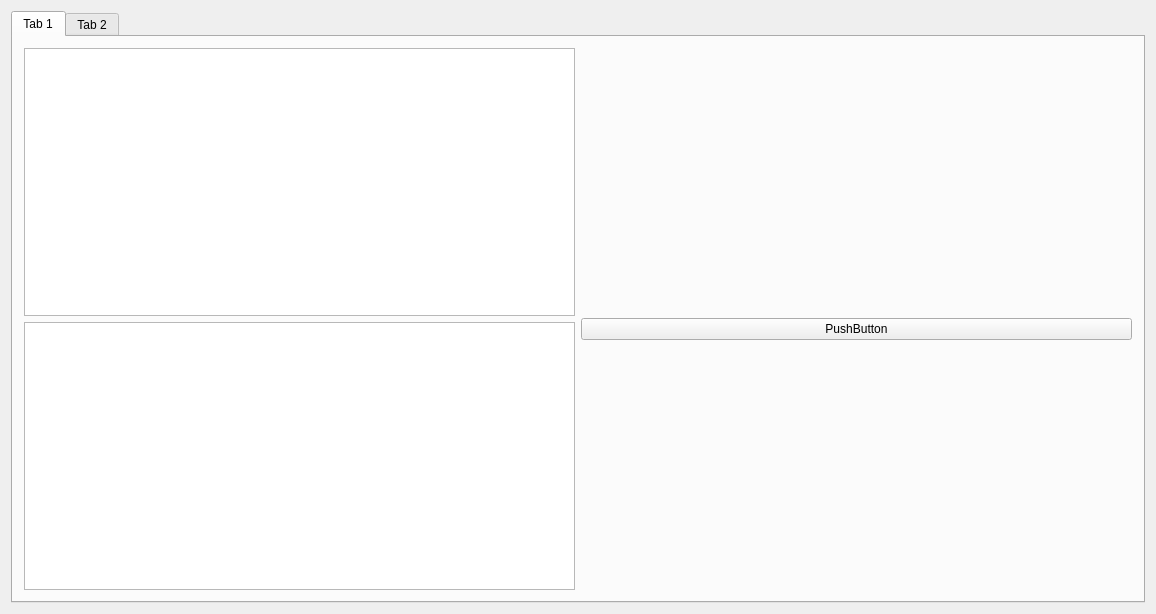
Old version of the form Server-application/user_interface/mainwindow.ui in the repository RemcoMusic/Server-application.
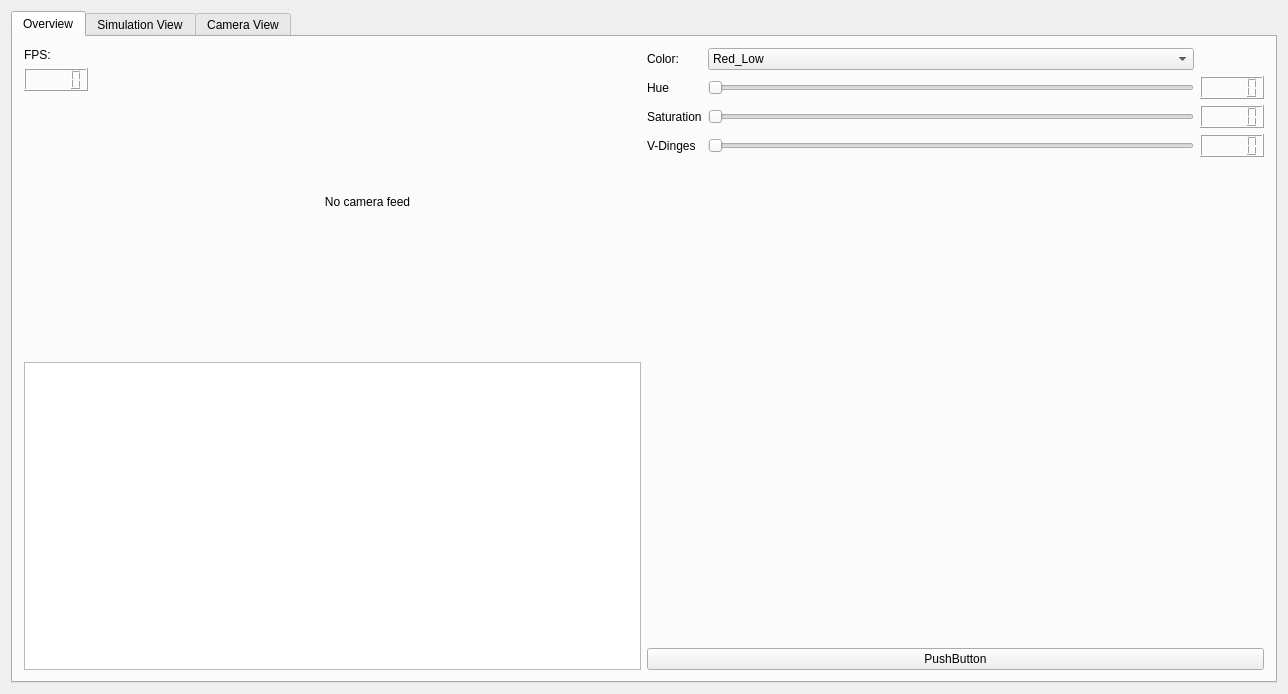
New version of the form.

Commit message: implemented sliders for colors

Patch:
```diff
--- a/Server-application/user_interface/mainwindow.ui
+++ b/Server-application/user_interface/mainwindow.ui
@@ -6,8 +6,8 @@
    <rect>
     <x>0</x>
     <y>0</y>
-    <width>1156</width>
-    <height>614</height>
+    <width>1288</width>
+    <height>694</height>
    </rect>
   </property>
   <property name="windowTitle">
@@ -22,13 +22,60 @@
       </property>
       <widget class="QWidget" name="tab">
        <attribute name="title">
-        <string>Tab 1</string>
+        <string>Overview</string>
        </attribute>
        <layout class="QHBoxLayout" name="horizontalLayout">
         <item>
          <layout class="QVBoxLayout" name="verticalLayout_2">
           <item>
-           <widget class="QGraphicsView" name="graphicsView_CameraRaw"/>
+           <layout class="QHBoxLayout" name="horizontalLayout_4">
+            <item>
+             <layout class="QVBoxLayout" name="verticalLayout_4">
+              <item>
+               <widget class="QLabel" name="label">
+                <property name="text">
+                 <string>FPS:</string>
+                </property>
+               </widget>
+              </item>
+              <item>
+               <widget class="QLCDNumber" name="fpsNumber"/>
+              </item>
+              <item>
+               <spacer name="verticalSpacer">
+                <property name="orientation">
+                 <enum>Qt::Vertical</enum>
+                </property>
+                <property name="sizeHint" stdset="0">
+                 <size>
+                  <width>20</width>
+                  <height>40</height>
+                 </size>
+                </property>
+               </spacer>
+              </item>
+             </layout>
+            </item>
+            <item>
+             <widget class="QLabel" name="cameraFeedLabel">
+              <property name="sizePolicy">
+               <sizepolicy hsizetype="Expanding" vsizetype="Expanding">
+                <horstretch>0</horstretch>
+                <verstretch>0</verstretch>
+               </sizepolicy>
+              </property>
+              <property name="text">
+               <string>No camera feed</string>
+              </property>
+              <property name="alignment">
+               <set>Qt::AlignCenter</set>
+              </property>
+             </widget>
+            </item>
+            <item>
+             <layout class="QVBoxLayout" name="verticalLayout_5"/>
+            </item>
+           </layout>
           </item>
           <item>
            <widget class="QGraphicsView" name="graphicsView_Data"/>
@@ -37,6 +84,130 @@
         </item>
         <item>
          <layout class="QVBoxLayout" name="verticalLayout_3">
+          <item>
+           <layout class="QGridLayout" name="gridLayout">
+            <item row="3" column="0">
+             <widget class="QLabel" name="label_5">
+              <property name="text">
+               <string>V-Dinges</string>
+              </property>
+             </widget>
+            </item>
+            <item row="0" column="0">
+             <widget class="QLabel" name="label_2">
+              <property name="text">
+               <string>Color:</string>
+              </property>
+             </widget>
+            </item>
+            <item row="2" column="2">
+             <widget class="QSlider" name="sliderSaturation">
+              <property name="maximum">
+               <number>255</number>
+              </property>
+              <property name="orientation">
+               <enum>Qt::Horizontal</enum>
+              </property>
+             </widget>
+            </item>
+            <item row="0" column="2">
+             <widget class="QComboBox" name="colorComboBox">
+              <property name="sizePolicy">
+               <sizepolicy hsizetype="Expanding" vsizetype="Fixed">
+                <horstretch>0</horstretch>
+                <verstretch>0</verstretch>
+               </sizepolicy>
+              </property>
+              <item>
+               <property name="text">
+                <string>Red_Low</string>
+               </property>
+              </item>
+              <item>
+               <property name="text">
+                <string>Red_High</string>
+               </property>
+              </item>
+              <item>
+               <property name="text">
+                <string>Blue_Low</string>
+               </property>
+              </item>
+              <item>
+               <property name="text">
+                <string>Blue_High</string>
+               </property>
+              </item>
+              <item>
+               <property name="text">
+                <string>Green_Low</string>
+               </property>
+              </item>
+              <item>
+               <property name="text">
+                <string>Green_High</string>
+               </property>
+              </item>
+             </widget>
+            </item>
+            <item row="1" column="0">
+             <widget class="QLabel" name="label_3">
+              <property name="text">
+               <string>Hue</string>
+              </property>
+             </widget>
+            </item>
+            <item row="3" column="2">
+             <widget class="QSlider" name="sliderVDinges">
+              <property name="maximum">
+               <number>255</number>
+              </property>
+              <property name="orientation">
+               <enum>Qt::Horizontal</enum>
+              </property>
+             </widget>
+            </item>
+            <item row="2" column="0">
+             <widget class="QLabel" name="label_4">
+              <property name="text">
+               <string>Saturation</string>
+              </property>
+             </widget>
+            </item>
+            <item row="1" column="2">
+             <widget class="QSlider" name="sliderHue">
+              <property name="maximum">
+               <number>179</number>
+              </property>
+              <property name="orientation">
+               <enum>Qt::Horizontal</enum>
+              </property>
+             </widget>
+            </item>
+            <item row="1" column="3">
+             <widget class="QLCDNumber" name="lcdNumberHue"/>
+            </item>
+            <item row="2" column="3">
+             <widget class="QLCDNumber" name="lcdNumberSaturation"/>
+            </item>
+            <item row="3" column="3">
+             <widget class="QLCDNumber" name="lcdNumberVDinges"/>
+            </item>
+           </layout>
+          </item>
+          <item>
+           <spacer name="verticalSpacer_2">
+            <property name="orientation">
+             <enum>Qt::Vertical</enum>
+            </property>
+            <property name="sizeHint" stdset="0">
+             <size>
+              <width>20</width>
+              <height>40</height>
+             </size>
+            </property>
+           </spacer>
+          </item>
           <item>
            <spacer name="horizontalSpacer">
             <property name="orientation">
@@ -63,7 +234,7 @@
       </widget>
       <widget class="QWidget" name="tab_2">
        <attribute name="title">
-        <string>Tab 2</string>
+        <string>Simulation View</string>
        </attribute>
        <layout class="QHBoxLayout" name="horizontalLayout_2">
         <item>
@@ -71,6 +242,20 @@
         </item>
        </layout>
       </widget>
+      <widget class="QWidget" name="tab_3">
+       <attribute name="title">
+        <string>Camera View</string>
+       </attribute>
+       <layout class="QHBoxLayout" name="horizontalLayout_3">
+        <item>
+         <widget class="QLabel" name="cameraFeedLabel_Large">
+          <property name="text">
+           <string>No camera feed</string>
+          </property>
+         </widget>
+        </item>
+       </layout>
+      </widget>
      </widget>
     </item>
    </layout>
```
The commit also changes 4 other files.
